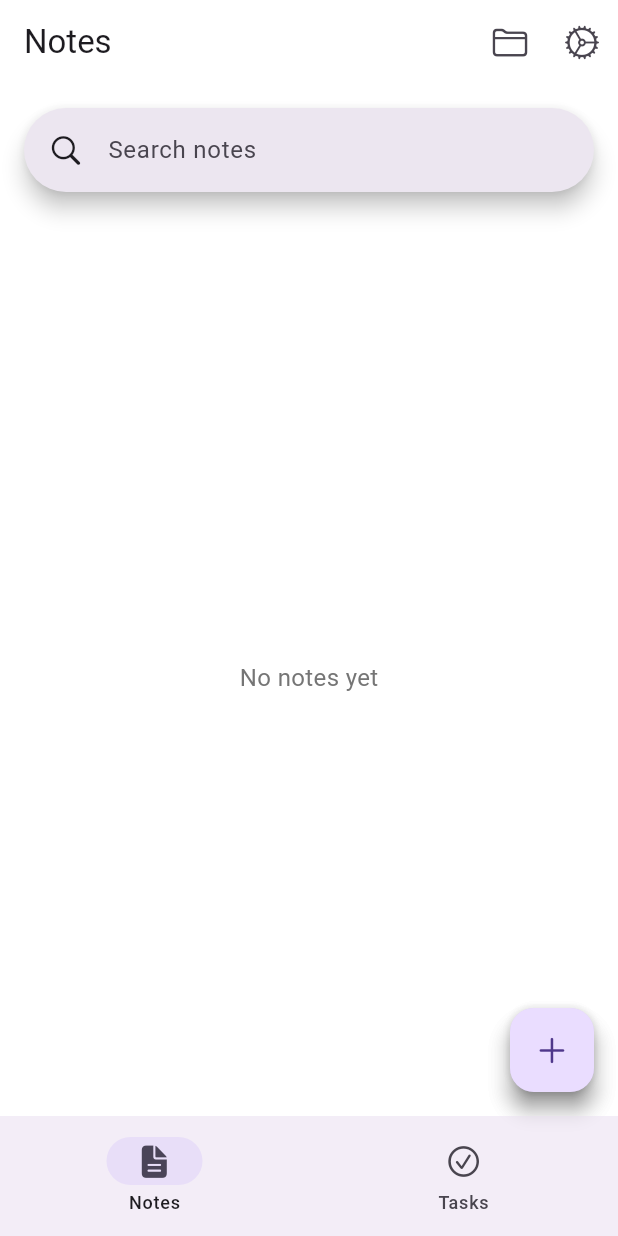
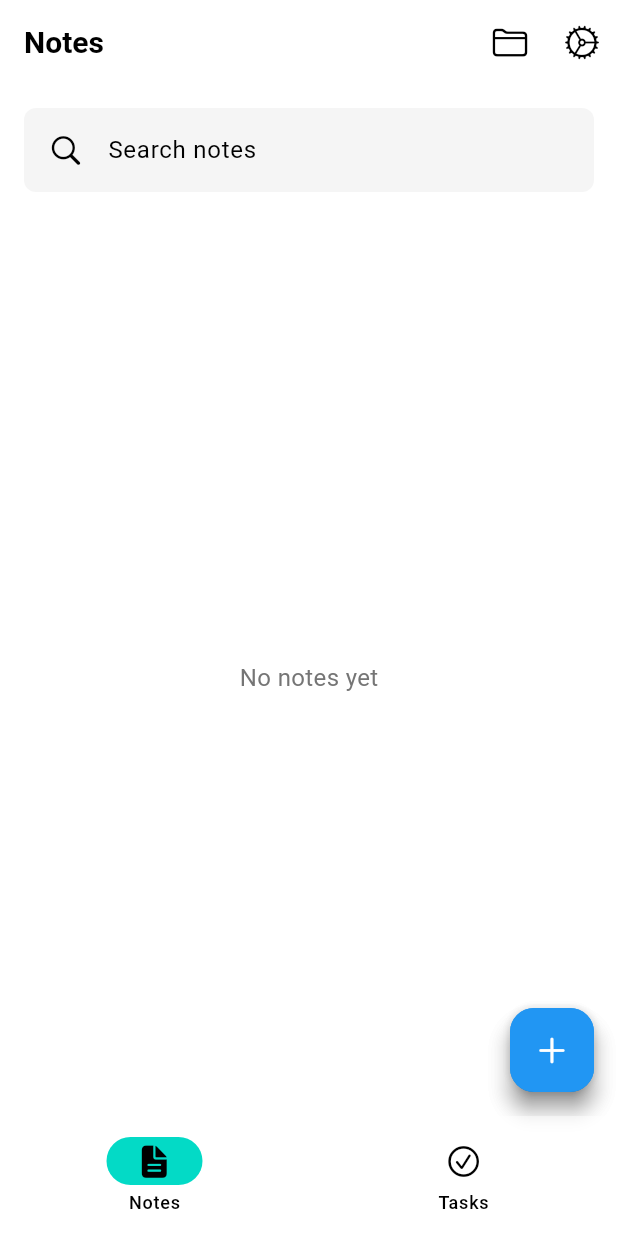
Before and after one commit to qinscode/Zephyr, a Flutter app: the screen it shows after launch, on a phone screen of 412 x 824 dp. Run offline on Flutter 3.47's test engine with Material 3 defaults, Android fonts, the phone set to English and light mode, and no system bars; our stand-ins replace flutter_secure_storage, sembast; missing offline and left inert: encrypt; statements that could not run were skipped.

Commit message:
feat: implement app theming and search bar styling
- Update app theme to use white background and consistent color scheme- Style search bar with light grey background and remove border
- Remove unnecessary code comments

```diff
--- a/lib/main.dart
+++ b/lib/main.dart
@@ -34,9 +34,9 @@ void main() async {
   // 设置系统UI样式
   SystemChrome.setSystemUIOverlayStyle(
     const SystemUiOverlayStyle(
-      statusBarColor: Colors.transparent,
+      statusBarColor: Colors.white, // 修改为白色
       statusBarIconBrightness: Brightness.dark,
-      systemNavigationBarColor: Colors.white,
+      systemNavigationBarColor: Colors.white, // 已经是白色
       systemNavigationBarIconBrightness: Brightness.dark,
     ),
   );
@@ -82,8 +82,109 @@ class MyApp extends StatelessWidget {
         builder: (context, settings, _) {
           return MaterialApp(
             title: 'Notes App',
-            theme: ThemeData.light(),
-            darkTheme: ThemeData.dark(),
+            theme: ThemeData(
+              // 基础背景色设置
+              scaffoldBackgroundColor: Colors.white,
+              canvasColor: Colors.white,
+              dialogBackgroundColor: Colors.white,
+              cardColor: Colors.white,
+
+              // 颜色方案
+              colorScheme: const ColorScheme.light(
+                background: Colors.white,
+                surface: Colors.white,
+                onSurface: Colors.black,
+                primary: Colors.blue,
+                onPrimary: Colors.white,
+              ),
+
+              // AppBar 主题
+              appBarTheme: const AppBarTheme(
+                backgroundColor: Colors.white,
+                elevation: 0,
+                iconTheme: IconThemeData(color: Colors.black),
+                titleTextStyle: TextStyle(
+                  color: Colors.black,
+                  fontSize: 20,
+                  fontWeight: FontWeight.bold,
+                ),
+              ),
+
+              // 底部导航栏主题
+              bottomNavigationBarTheme: const BottomNavigationBarThemeData(
+                backgroundColor: Colors.white,
+                elevation: 0,
+              ),
+
+              // 弹窗主题
+              dialogTheme: const DialogTheme(
+                backgroundColor: Colors.white,
+              ),
+
+              // 卡片主题
+              cardTheme: const CardTheme(
+                color: Colors.white,
+                elevation: 1,
+              ),
+
+              // 弹出菜单主题
+              popupMenuTheme: const PopupMenuThemeData(
+                color: Colors.white,
+              ),
+
+              // 底部Sheet主题
+              bottomSheetTheme: const BottomSheetThemeData(
+                backgroundColor: Colors.white,
+              ),
+            ),
+            darkTheme: ThemeData(
+              // 复制上面相同的配置
+              scaffoldBackgroundColor: Colors.white,
+              canvasColor: Colors.white,
+              dialogBackgroundColor: Colors.white,
+              cardColor: Colors.white,
+
+              colorScheme: const ColorScheme.light(
+                background: Colors.white,
+                surface: Colors.white,
+                onSurface: Colors.black,
+                primary: Colors.blue,
+                onPrimary: Colors.white,
+              ),
+
+              appBarTheme: const AppBarTheme(
+                backgroundColor: Colors.white,
+                elevation: 0,
+                iconTheme: IconThemeData(color: Colors.black),
+                titleTextStyle: TextStyle(
+                  color: Colors.black,
+                  fontSize: 20,
+                  fontWeight: FontWeight.bold,
+                ),
+              ),
+
+              bottomNavigationBarTheme: const BottomNavigationBarThemeData(
+                backgroundColor: Colors.white,
+                elevation: 0,
+              ),
+
+              dialogTheme: const DialogTheme(
+                backgroundColor: Colors.white,
+              ),
+
+              cardTheme: const CardTheme(
+                color: Colors.white,
+                elevation: 1,
+              ),
+
+              popupMenuTheme: const PopupMenuThemeData(
+                color: Colors.white,
+              ),
+
+              bottomSheetTheme: const BottomSheetThemeData(
+                backgroundColor: Colors.white,
+              ),
+            ),
             themeMode: settings.isDarkMode ? ThemeMode.dark : ThemeMode.light,
             debugShowCheckedModeBanner: false,
             home: const HomeScreen(),
--- a/lib/widgets/notes_view.dart
+++ b/lib/widgets/notes_view.dart
@@ -65,8 +65,16 @@ class NotesView extends StatelessWidget {
                   child: SearchBar(
                     hintText: 'Search notes',
                     leading: const Icon(CupertinoIcons.search),
+                    backgroundColor: MaterialStateProperty.all(Colors.grey[100]), // 改为更明显的灰色
+                    elevation: MaterialStateProperty.all(0), // 移除阴影
                     padding: MaterialStateProperty.all(
                       const EdgeInsets.symmetric(horizontal: 16.0),
+                    ),
+                    shape: MaterialStateProperty.all(
+                      RoundedRectangleBorder(
+                        borderRadius: BorderRadius.circular(8),
+                        side: BorderSide.none, // 移除边框
+                      ),
                     ),
                   ),
                 ),
```
Also changed, not shown: lib/services/search_service.dart (line endings or trailing spaces).
